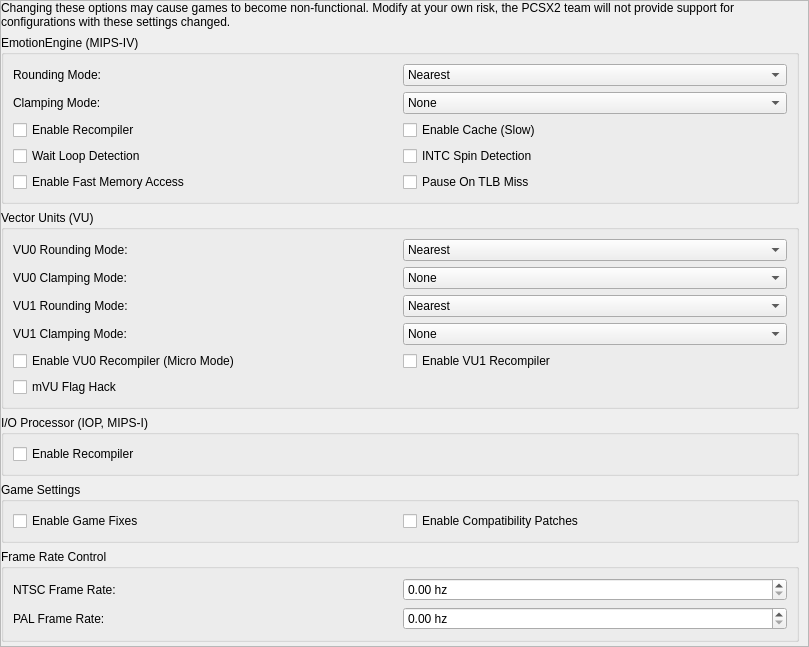
Before: the Qt Designer form pcsx2-qt/Settings/AdvancedSettingsWidget.ui in PCSX2/pcsx2, drawn with Qt 5.
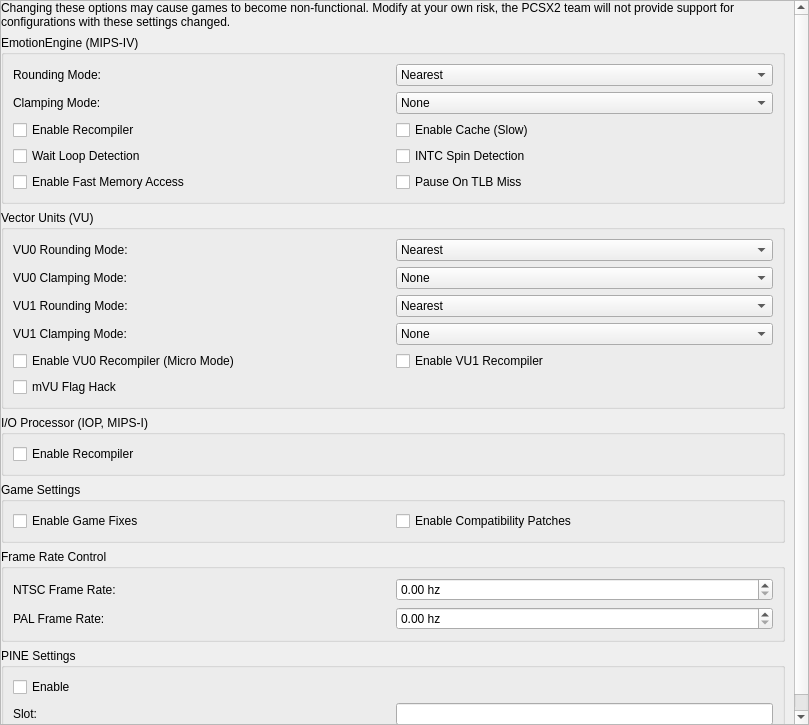
After: the same form once the commit is applied.

Commit message: PINE: Update to the age of Qt

The edit to the form file:
```diff
--- a/pcsx2-qt/Settings/AdvancedSettingsWidget.ui
+++ b/pcsx2-qt/Settings/AdvancedSettingsWidget.ui
@@ -7,7 +7,7 @@
     <x>0</x>
     <y>0</y>
     <width>809</width>
-    <height>647</height>
+    <height>725</height>
    </rect>
   </property>
   <property name="windowTitle">
@@ -37,7 +37,7 @@
         <x>0</x>
         <y>0</y>
         <width>807</width>
-        <height>645</height>
+        <height>723</height>
        </rect>
       </property>
       <layout class="QVBoxLayout" name="verticalLayout">
@@ -417,6 +417,45 @@
          </layout>
         </widget>
        </item>
+       <item>
+        <widget class="QGroupBox" name="groupBox_5">
+         <property name="title">
+          <string>PINE Settings</string>
+         </property>
+         <layout class="QGridLayout" name="gridLayout_8">
+          <item row="1" column="1">
+           <widget class="QLineEdit" name="pineSlot">
+            <property name="sizePolicy">
+             <sizepolicy hsizetype="Minimum" vsizetype="Fixed">
+              <horstretch>0</horstretch>
+              <verstretch>0</verstretch>
+             </sizepolicy>
+            </property>
+           </widget>
+          </item>
+          <item row="1" column="0">
+           <widget class="QLabel" name="label_8">
+            <property name="sizePolicy">
+             <sizepolicy hsizetype="Preferred" vsizetype="Preferred">
+              <horstretch>0</horstretch>
+              <verstretch>0</verstretch>
+             </sizepolicy>
+            </property>
+            <property name="text">
+             <string>Slot:</string>
+            </property>
+           </widget>
+          </item>
+          <item row="0" column="0">
+           <widget class="QCheckBox" name="pineEnable">
+            <property name="text">
+             <string>Enable</string>
+            </property>
+           </widget>
+          </item>
+         </layout>
+        </widget>
+       </item>
        <item>
         <spacer name="verticalSpacer_2">
          <property name="orientation">
```
The commit also changes 9 other files.
